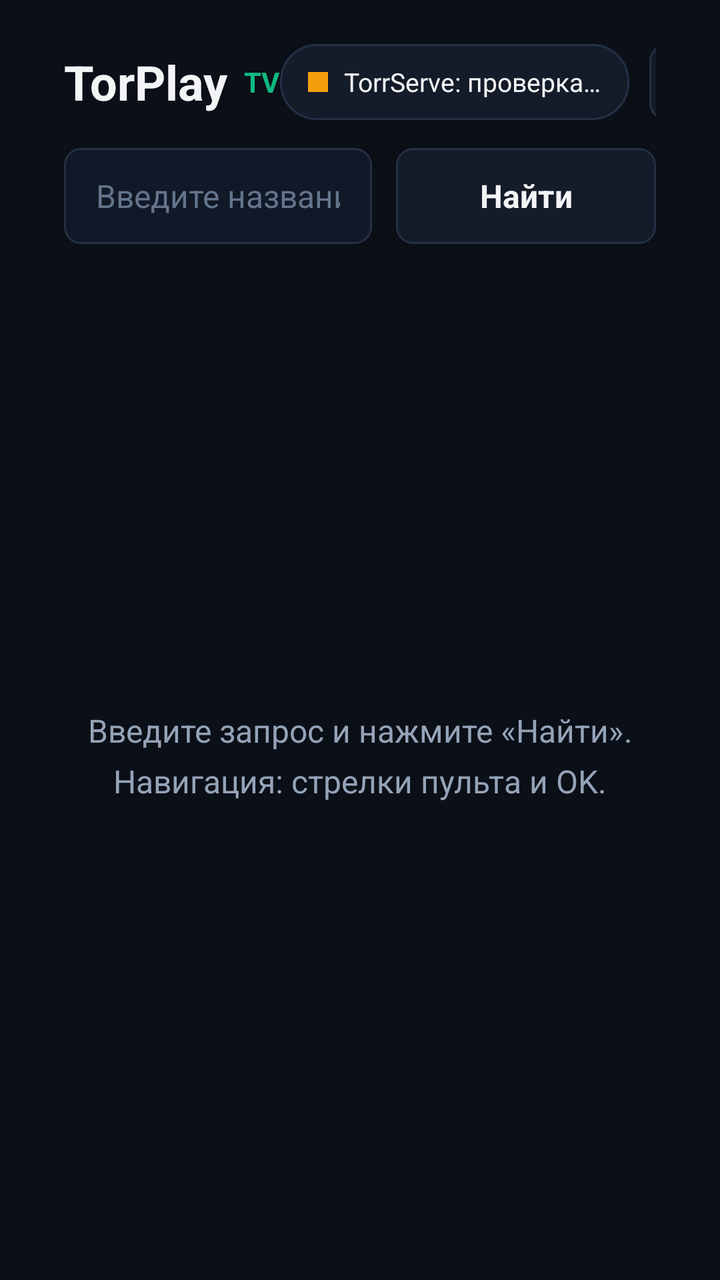
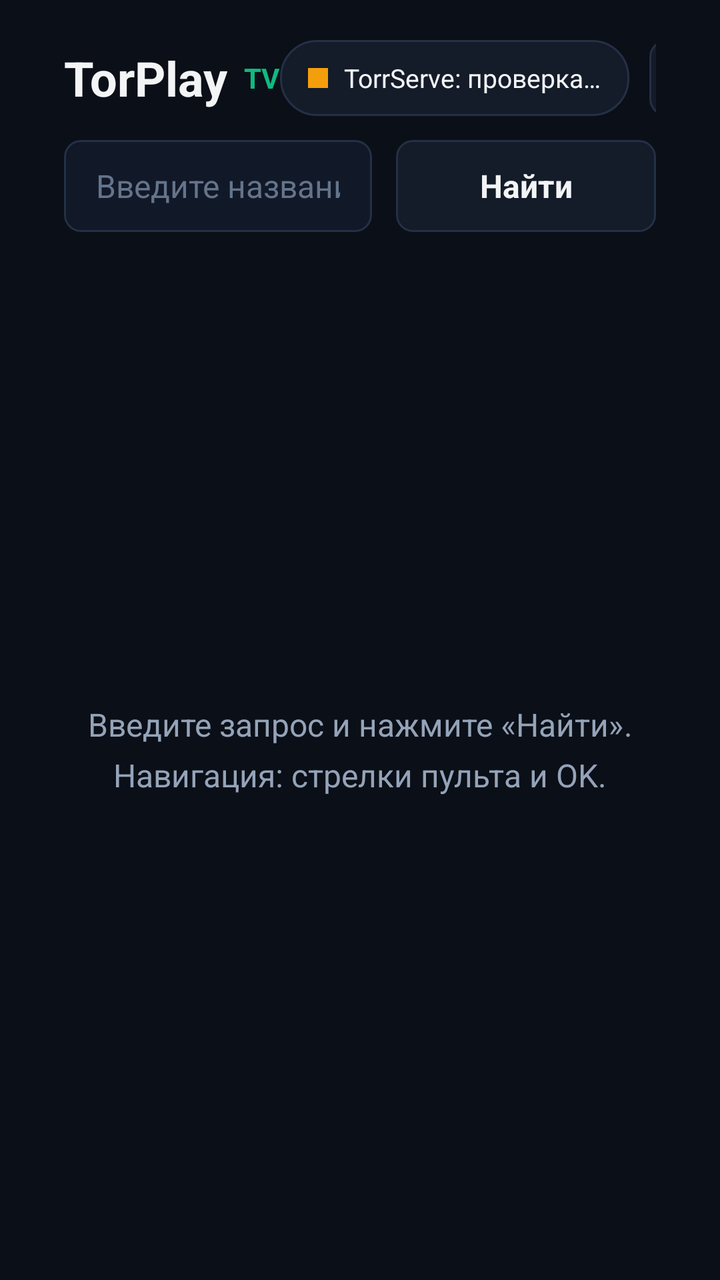

An Android layout rendered at two revisions. The XML below is the earlier revision; the diff shows what the commit changed to produce the second picture.
<!-- AndroidManifest.xml: application theme Theme.TorPlay -->
<!-- res/layout/activity_main.xml -->
<?xml version="1.0" encoding="utf-8"?>
<FrameLayout xmlns:android="http://schemas.android.com/apk/res/android"
    android:layout_width="match_parent"
    android:layout_height="match_parent"
    android:background="@color/bg_screen">

    <LinearLayout
        android:layout_width="match_parent"
        android:layout_height="match_parent"
        android:orientation="vertical"
        android:paddingStart="32dp"
        android:paddingEnd="32dp"
        android:paddingTop="22dp"
        android:paddingBottom="18dp">

        
        <LinearLayout
            android:layout_width="match_parent"
            android:layout_height="wrap_content"
            android:gravity="center_vertical"
            android:orientation="horizontal"
            android:paddingBottom="14dp">

            <TextView
                android:id="@+id/tvBrand"
                android:layout_width="wrap_content"
                android:layout_height="wrap_content"
                android:text="TorPlay"
                android:textColor="@color/text_primary"
                android:textSize="24sp"
                android:textStyle="bold" />

            <TextView
                android:layout_width="wrap_content"
                android:layout_height="wrap_content"
                android:layout_marginStart="8dp"
                android:text="TV"
                android:textColor="@color/accent_emerald"
                android:textSize="14sp"
                android:textStyle="bold" />

            <View
                android:layout_width="0dp"
                android:layout_height="1dp"
                android:layout_weight="1" />

            <LinearLayout
                android:id="@+id/btnTorrServeStatus"
                android:layout_width="wrap_content"
                android:layout_height="38dp"
                android:layout_marginEnd="10dp"
                android:background="@drawable/bg_status_pill"
                android:clickable="true"
                android:focusable="true"
                android:gravity="center_vertical"
                android:nextFocusDown="@+id/etSearch"
                android:nextFocusRight="@+id/btnSettings"
                android:orientation="horizontal"
                android:paddingStart="14dp"
                android:paddingEnd="14dp">

                <View
                    android:id="@+id/viewStatusDot"
                    android:layout_width="10dp"
                    android:layout_height="10dp"
                    android:layout_marginEnd="8dp"
                    android:background="@color/status_warn" />

                <TextView
                    android:id="@+id/tvTorrServeStatus"
                    android:layout_width="wrap_content"
                    android:layout_height="wrap_content"
                    android:text="@string/status_checking"
                    android:textColor="@color/text_primary"
                    android:textSize="13sp" />
            </LinearLayout>

            <TextView
                android:id="@+id/btnSettings"
                android:layout_width="wrap_content"
                android:layout_height="38dp"
                android:background="@drawable/bg_button_selector"
                android:clickable="true"
                android:focusable="true"
                android:gravity="center"
                android:nextFocusDown="@+id/btnSearch"
                android:nextFocusLeft="@+id/btnTorrServeStatus"
                android:paddingStart="16dp"
                android:paddingEnd="16dp"
                android:text="@string/btn_settings"
                android:textColor="@color/text_primary"
                android:textSize="13sp"
                android:textStyle="bold" />
        </LinearLayout>

        
        <LinearLayout
            android:layout_width="match_parent"
            android:layout_height="wrap_content"
            android:gravity="center_vertical"
            android:orientation="horizontal"
            android:paddingBottom="12dp">

            <EditText
                android:id="@+id/etSearch"
                android:layout_width="0dp"
                android:layout_height="48dp"
                android:layout_weight="1"
                android:background="@drawable/bg_input_selector"
                android:hint="@string/search_hint"
                android:imeOptions="actionSearch"
                android:inputType="text"
                android:maxLines="1"
                android:nextFocusDown="@+id/rvResults"
                android:nextFocusRight="@+id/btnSearch"
                android:nextFocusUp="@+id/btnTorrServeStatus"
                android:paddingStart="16dp"
                android:paddingEnd="16dp"
                android:singleLine="true"
                android:textColor="@color/text_primary"
                android:textColorHint="@color/text_muted"
                android:textSize="16sp" />

            <TextView
                android:id="@+id/btnSearch"
                android:layout_width="130dp"
                android:layout_height="48dp"
                android:layout_marginStart="12dp"
                android:background="@drawable/bg_button_selector"
                android:clickable="true"
                android:focusable="true"
                android:gravity="center"
                android:nextFocusDown="@+id/rvResults"
                android:nextFocusLeft="@+id/etSearch"
                android:nextFocusUp="@+id/btnSettings"
                android:text="@string/btn_search"
                android:textColor="@color/text_primary"
                android:textSize="16sp"
                android:textStyle="bold" />
        </LinearLayout>

        
        <TextView
            android:id="@+id/tvSearchMeta"
            android:layout_width="match_parent"
            android:layout_height="wrap_content"
            android:paddingBottom="8dp"
            android:textColor="@color/text_secondary"
            android:textSize="13sp"
            android:visibility="gone" />

        
        <FrameLayout
            android:layout_width="match_parent"
            android:layout_height="0dp"
            android:layout_weight="1">

            <androidx.recyclerview.widget.RecyclerView
                android:id="@+id/rvResults"
                android:layout_width="match_parent"
                android:layout_height="match_parent"
                android:clipToPadding="false"
                android:nextFocusUp="@+id/etSearch"
                android:paddingBottom="16dp" />

            <LinearLayout
                android:id="@+id/layoutEmpty"
                android:layout_width="match_parent"
                android:layout_height="match_parent"
                android:gravity="center"
                android:orientation="vertical">

                <ProgressBar
                    android:id="@+id/progressSearch"
                    android:layout_width="42dp"
                    android:layout_height="42dp"
                    android:layout_marginBottom="12dp"
                    android:indeterminateTint="@color/accent_emerald"
                    android:visibility="gone" />

                <TextView
                    android:id="@+id/tvEmptyMessage"
                    android:layout_width="wrap_content"
                    android:layout_height="wrap_content"
                    android:gravity="center"
                    android:lineSpacingMultiplier="1.3"
                    android:text="@string/empty_prompt"
                    android:textColor="@color/text_secondary"
                    android:textSize="16sp" />
            </LinearLayout>
        </FrameLayout>
    </LinearLayout>

    
    <FrameLayout
        android:id="@+id/layoutLoadingOverlay"
        android:layout_width="match_parent"
        android:layout_height="match_parent"
        android:background="@color/bg_overlay"
        android:clickable="true"
        android:focusable="true"
        android:visibility="gone">

        <LinearLayout
            android:layout_width="420dp"
            android:layout_height="wrap_content"
            android:layout_gravity="center"
            android:background="@drawable/bg_dialog"
            android:gravity="center_horizontal"
            android:orientation="vertical"
            android:padding="28dp">

            <ProgressBar
                android:layout_width="46dp"
                android:layout_height="46dp"
                android:layout_marginBottom="16dp"
                android:indeterminateTint="@color/accent_emerald" />

            <TextView
                android:id="@+id/tvLoadingTitle"
                android:layout_width="wrap_content"
                android:layout_height="wrap_content"
                android:ellipsize="end"
                android:gravity="center"
                android:maxLines="2"
                android:text="Подготовка потока…"
                android:textColor="@color/text_primary"
                android:textSize="17sp"
                android:textStyle="bold" />

            <TextView
                android:id="@+id/tvLoadingStep"
                android:layout_width="wrap_content"
                android:layout_height="wrap_content"
                android:layout_marginTop="8dp"
                android:gravity="center"
                android:text="Подключение к TorrServe…"
                android:textColor="@color/text_secondary"
                android:textSize="14sp" />

            <TextView
                android:layout_width="wrap_content"
                android:layout_height="wrap_content"
                android:layout_marginTop="14dp"
                android:text="Нажмите «Назад» на пульте для отмены"
                android:textColor="@color/text_muted"
                android:textSize="12sp" />
        </LinearLayout>
    </FrameLayout>
</FrameLayout>
<!-- resources referenced by this layout -->
<resources>
  <color name="accent_emerald">#10B981</color>
  <color name="bg_overlay">#CC080B12</color>
  <color name="bg_screen">#0B0F17</color>
  <color name="status_warn">#F59E0B</color>
  <color name="text_muted">#64748B</color>
  <color name="text_primary">#F3F4F6</color>
  <color name="text_secondary">#94A3B8</color>
  <!-- drawable bg_dialog (drawable) -->
  <?xml version="1.0" encoding="utf-8"?>
  <shape xmlns:android="http://schemas.android.com/apk/res/android" android:shape="rectangle">
      <solid android:color="#111827" />
      <stroke android:width="1dp" android:color="@color/border_subtle" />
      <corners android:radius="12dp" />
  </shape>
  <!-- drawable bg_input_selector (drawable) -->
  <?xml version="1.0" encoding="utf-8"?>
  <selector xmlns:android="http://schemas.android.com/apk/res/android">
      <item android:state_focused="true">
          <shape android:shape="rectangle">
              <solid android:color="@color/bg_surface_focused" />
              <stroke android:width="2dp" android:color="@color/accent_emerald" />
              <corners android:radius="8dp" />
          </shape>
      </item>
      <item>
          <shape android:shape="rectangle">
              <solid android:color="@color/bg_input" />
              <stroke android:width="1dp" android:color="@color/border_subtle" />
              <corners android:radius="8dp" />
          </shape>
      </item>
  </selector>
  <string name="btn_search">Найти</string>
  <string name="btn_settings">Настройки</string>
  <string name="empty_prompt">Введите запрос и нажмите «Найти».
  Навигация: стрелки пульта и OK.</string>
  <string name="search_hint">Введите название фильма или сериала…</string>
  <string name="status_checking">TorrServe: проверка…</string>
  <style name="Theme.TorPlay" parent="Theme.AppCompat.NoActionBar">
          <item name="android:windowBackground">@color/bg_screen</item>
          <item name="colorPrimary">@color/accent_emerald</item>
          <item name="colorPrimaryDark">@color/bg_screen</item>
          <item name="colorAccent">@color/accent_emerald</item>
          <item name="android:textColorPrimary">@color/text_primary</item>
          <item name="android:textColorSecondary">@color/text_secondary</item>
          <item name="android:windowOverscan">true</item>
      </style>
  <color name="accent_emerald_dark">#059669</color>
  <color name="bg_surface">#141B29</color>
  <color name="border_subtle">#243045</color>
  <color name="bg_surface_focused">#1C283B</color>
  <color name="bg_input">#111827</color>
  <!-- unchanged entries left out for length: 2 -->
</resources>

<!-- the commit's change to res/layout/activity_main.xml (unified diff, before → after) -->
@@ -10,8 +10,8 @@
         android:orientation="vertical"
         android:paddingStart="32dp"
         android:paddingEnd="32dp"
-        android:paddingTop="22dp"
-        android:paddingBottom="18dp">
+        android:paddingTop="20dp"
+        android:paddingBottom="16dp">
 
         
         <LinearLayout
@@ -19,7 +19,7 @@
             android:layout_height="wrap_content"
             android:gravity="center_vertical"
             android:orientation="horizontal"
-            android:paddingBottom="14dp">
+            android:paddingBottom="12dp">
 
             <TextView
                 android:id="@+id/tvBrand"
@@ -99,19 +99,18 @@
             android:layout_height="wrap_content"
             android:gravity="center_vertical"
             android:orientation="horizontal"
-            android:paddingBottom="12dp">
+            android:paddingBottom="10dp">
 
             <EditText
                 android:id="@+id/etSearch"
                 android:layout_width="0dp"
-                android:layout_height="48dp"
+                android:layout_height="46dp"
                 android:layout_weight="1"
                 android:background="@drawable/bg_input_selector"
                 android:hint="@string/search_hint"
                 android:imeOptions="actionSearch"
                 android:inputType="text"
                 android:maxLines="1"
-                android:nextFocusDown="@+id/rvResults"
                 android:nextFocusRight="@+id/btnSearch"
                 android:nextFocusUp="@+id/btnTorrServeStatus"
                 android:paddingStart="16dp"
@@ -124,13 +123,12 @@
             <TextView
                 android:id="@+id/btnSearch"
                 android:layout_width="130dp"
-                android:layout_height="48dp"
+                android:layout_height="46dp"
                 android:layout_marginStart="12dp"
                 android:background="@drawable/bg_button_selector"
                 android:clickable="true"
                 android:focusable="true"
                 android:gravity="center"
-                android:nextFocusDown="@+id/rvResults"
                 android:nextFocusLeft="@+id/etSearch"
                 android:nextFocusUp="@+id/btnSettings"
                 android:text="@string/btn_search"
@@ -140,14 +138,133 @@
         </LinearLayout>
 
         
-        <TextView
-            android:id="@+id/tvSearchMeta"
+        <LinearLayout
+            android:id="@+id/layoutFilters"
             android:layout_width="match_parent"
             android:layout_height="wrap_content"
-            android:paddingBottom="8dp"
-            android:textColor="@color/text_secondary"
-            android:textSize="13sp"
-            android:visibility="gone" />
+            android:gravity="center_vertical"
+            android:orientation="horizontal"
+            android:paddingBottom="10dp"
+            android:visibility="gone">
+
+            <TextView
+                android:id="@+id/btnFilterAll"
+                android:layout_width="wrap_content"
+                android:layout_height="34dp"
+                android:layout_marginEnd="8dp"
+                android:background="@drawable/bg_chip_selector"
+                android:clickable="true"
+                android:focusable="true"
+                android:gravity="center"
+                android:nextFocusDown="@+id/rvResults"
+                android:nextFocusUp="@+id/etSearch"
+                android:paddingStart="14dp"
+                android:paddingEnd="14dp"
+                android:text="@string/filter_all"
+                android:textColor="@color/text_primary"
+                android:textSize="13sp"
+                android:textStyle="bold" />
+
+            <TextView
+                android:id="@+id/btnFilter4k"
+                android:layout_width="wrap_content"
+                android:layout_height="34dp"
+                android:layout_marginEnd="8dp"
+                android:background="@drawable/bg_chip_selector"
+                android:clickable="true"
+                android:focusable="true"
+                android:gravity="center"
+                android:nextFocusDown="@+id/rvResults"
+                android:nextFocusUp="@+id/etSearch"
+                android:paddingStart="14dp"
+                android:paddingEnd="14dp"
+                android:text="@string/filter_4k"
+                android:textColor="@color/text_primary"
+                android:textSize="13sp"
+                android:textStyle="bold" />
+
+            <TextView
+                android:id="@+id/btnFilter1080"
+                android:layout_width="wrap_content"
+                android:layout_height="34dp"
+                android:layout_marginEnd="8dp"
+                android:background="@drawable/bg_chip_selector"
+                android:clickable="true"
+                android:focusable="true"
+                android:gravity="center"
+                android:nextFocusDown="@+id/rvResults"
+                android:nextFocusUp="@+id/etSearch"
+                android:paddingStart="14dp"
+                android:paddingEnd="14dp"
+                android:text="@string/filter_1080"
+                android:textColor="@color/text_primary"
+                android:textSize="13sp"
+                android:textStyle="bold" />
+
+            <TextView
+                android:id="@+id/btnFilter720"
+                android:layout_width="wrap_content"
+                android:layout_height="34dp"
+                android:layout_marginEnd="8dp"
+                android:background="@drawable/bg_chip_selector"
+                android:clickable="true"
+                android:focusable="true"
+                android:gravity="center"
+                android:nextFocusDown="@+id/rvResults"
+                android:nextFocusUp="@+id/etSearch"
+                android:paddingStart="14dp"
+                android:paddingEnd="14dp"
+                android:text="@string/filter_720"
+                android:textColor="@color/text_primary"
+                android:textSize="13sp"
+                android:textStyle="bold" />
+
+            <TextView
+                android:id="@+id/btnFilterHdr"
+                android:layout_width="wrap_content"
+                android:layout_height="34dp"
+                android:layout_marginEnd="12dp"
+                android:background="@drawable/bg_chip_selector"
+                android:clickable="true"
+                android:focusable="true"
+                android:gravity="center"
+                android:nextFocusDown="@+id/rvResults"
+                android:nextFocusUp="@+id/etSearch"
+                android:paddingStart="14dp"
+                android:paddingEnd="14dp"
+                android:text="@string/filter_hdr"
+                android:textColor="@color/text_primary"
+                android:textSize="13sp"
+                android:textStyle="bold" />
+
+            <TextView
+                android:id="@+id/tvSearchMeta"
+                android:layout_width="0dp"
+                android:layout_height="wrap_content"
+                android:layout_weight="1"
+                android:ellipsize="end"
+                android:maxLines="1"
+                android:textColor="@color/text_secondary"
+                android:textSize="12sp" />
+
+            <TextView
+                android:id="@+id/btnSort"
+                android:layout_width="wrap_content"
+                android:layout_height="34dp"
+                android:layout_marginStart="8dp"
+                android:background="@drawable/bg_chip_selector"
+                android:clickable="true"
+                android:focusable="true"
+                android:gravity="center"
+                android:nextFocusDown="@+id/rvResults"
+                android:nextFocusUp="@+id/btnSearch"
+                android:paddingStart="14dp"
+                android:paddingEnd="14dp"
+                android:text="@string/sort_seeds"
+                android:textColor="@color/text_primary"
+                android:textSize="13sp"
+                android:textStyle="bold" />
+        </LinearLayout>
 
         
         <FrameLayout
@@ -160,7 +277,6 @@
                 android:layout_width="match_parent"
                 android:layout_height="match_parent"
                 android:clipToPadding="false"
-                android:nextFocusUp="@+id/etSearch"
                 android:paddingBottom="16dp" />
 
             <LinearLayout
@@ -202,7 +318,7 @@
         android:visibility="gone">
 
         <LinearLayout
-            android:layout_width="420dp"
+            android:layout_width="480dp"
             android:layout_height="wrap_content"
             android:layout_gravity="center"
             android:background="@drawable/bg_dialog"
@@ -211,14 +327,14 @@
             android:padding="28dp">
 
             <ProgressBar
-                android:layout_width="46dp"
-                android:layout_height="46dp"
-                android:layout_marginBottom="16dp"
+                android:layout_width="42dp"
+                android:layout_height="42dp"
+                android:layout_marginBottom="14dp"
                 android:indeterminateTint="@color/accent_emerald" />
 
             <TextView
                 android:id="@+id/tvLoadingTitle"
-                android:layout_width="wrap_content"
+                android:layout_width="match_parent"
                 android:layout_height="wrap_content"
                 android:ellipsize="end"
                 android:gravity="center"
@@ -230,7 +346,7 @@
 
             <TextView
                 android:id="@+id/tvLoadingStep"
-                android:layout_width="wrap_content"
+                android:layout_width="match_parent"
                 android:layout_height="wrap_content"
                 android:layout_marginTop="8dp"
                 android:gravity="center"
@@ -238,10 +354,32 @@
                 android:textColor="@color/text_secondary"
                 android:textSize="14sp" />
 
-            <TextView
-                android:layout_width="wrap_content"
-                android:layout_height="wrap_content"
-                android:layout_marginTop="14dp"
+            <ProgressBar
+                android:id="@+id/progressBuffer"
+                style="?android:attr/progressBarStyleHorizontal"
+                android:layout_width="match_parent"
+                android:layout_height="8dp"
+                android:layout_marginTop="16dp"
+                android:max="100"
+                android:progress="0"
+                android:progressTint="@color/accent_emerald"
+                android:visibility="gone" />
+
+            <TextView
+                android:id="@+id/tvLoadingStats"
+                android:layout_width="match_parent"
+                android:layout_height="wrap_content"
+                android:layout_marginTop="10dp"
+                android:gravity="center"
+                android:textColor="@color/accent_emerald"
+                android:textSize="14sp"
+                android:textStyle="bold"
+                android:visibility="gone" />
+
+            <TextView
+                android:layout_width="wrap_content"
+                android:layout_height="wrap_content"
+                android:layout_marginTop="16dp"
                 android:text="Нажмите «Назад» на пульте для отмены"
                 android:textColor="@color/text_muted"
                 android:textSize="12sp" />
<!-- resource entries referenced after the edit -->
@@ -7,6 +7,31 @@
   <color name="text_muted">#64748B</color>
   <color name="text_primary">#F3F4F6</color>
   <color name="text_secondary">#94A3B8</color>
+  <!-- drawable bg_chip_selector (drawable) -->
+  <?xml version="1.0" encoding="utf-8"?>
+  <selector xmlns:android="http://schemas.android.com/apk/res/android">
+      <item android:state_focused="true">
+          <shape android:shape="rectangle">
+              <solid android:color="@color/accent_emerald" />
+              <stroke android:width="2dp" android:color="#FFFFFF" />
+              <corners android:radius="16dp" />
+          </shape>
+      </item>
+      <item android:state_selected="true">
+          <shape android:shape="rectangle">
+              <solid android:color="@color/accent_emerald_dark" />
+              <stroke android:width="1dp" android:color="@color/accent_emerald" />
+              <corners android:radius="16dp" />
+          </shape>
+      </item>
+      <item>
+          <shape android:shape="rectangle">
+              <solid android:color="@color/bg_surface" />
+              <stroke android:width="1dp" android:color="@color/border_subtle" />
+              <corners android:radius="16dp" />
+          </shape>
+      </item>
+  </selector>
   <!-- drawable bg_dialog (drawable) -->
   <?xml version="1.0" encoding="utf-8"?>
   <shape xmlns:android="http://schemas.android.com/apk/res/android" android:shape="rectangle">
@@ -34,9 +59,14 @@
   </selector>
   <string name="btn_search">Найти</string>
   <string name="btn_settings">Настройки</string>
-  <string name="empty_prompt">Введите запрос и нажмите «Найти».
-  Навигация: стрелки пульта и OK.</string>
+  <string name="empty_prompt">Введите запрос и нажмите «Найти».\nНавигация: стрелки пульта и OK.</string>
+  <string name="filter_1080">1080p</string>
+  <string name="filter_4k">4K</string>
+  <string name="filter_720">720p</string>
+  <string name="filter_all">Все</string>
+  <string name="filter_hdr">HDR</string>
   <string name="search_hint">Введите название фильма или сериала…</string>
+  <string name="sort_seeds">Сорт: Сиды ▼</string>
   <string name="status_checking">TorrServe: проверка…</string>
   <style name="Theme.TorPlay" parent="Theme.AppCompat.NoActionBar">
           <item name="android:windowBackground">@color/bg_screen</item>
